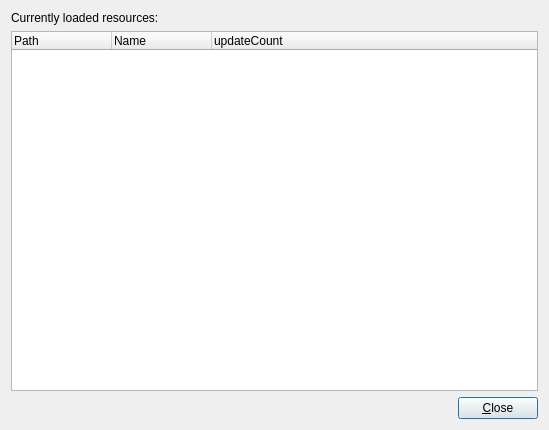
dyle/rpgmapper, file bin/resourcesviewdialog.ui: the form before one commit.
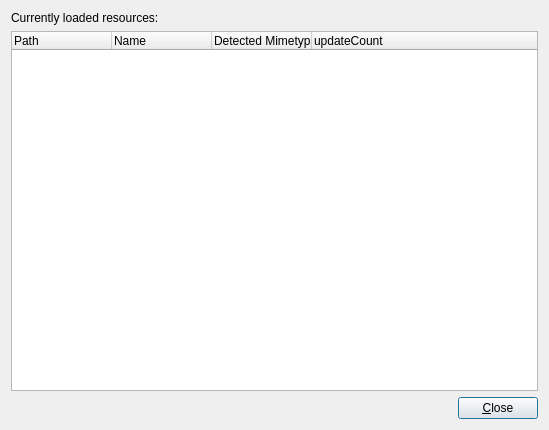
The form after the commit.

```diff
--- a/bin/resourcesviewdialog.ui
+++ b/bin/resourcesviewdialog.ui
@@ -39,7 +39,7 @@
       <bool>true</bool>
      </property>
      <property name="columnCount">
-      <number>3</number>
+      <number>4</number>
      </property>
      <attribute name="headerVisible">
       <bool>true</bool>
@@ -54,6 +54,11 @@
        <string notr="true">Name</string>
       </property>
      </column>
+     <column>
+      <property name="text">
+       <string>Detected Mimetype</string>
+      </property>
+     </column>
      <column>
       <property name="text">
        <string>updateCount</string>
```
